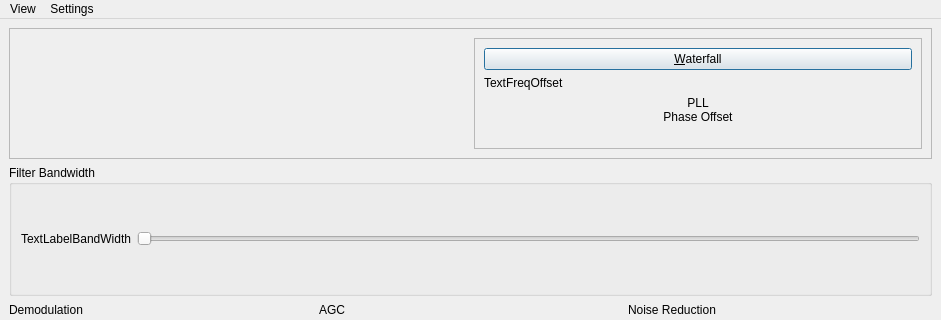
Old version of the form dream/src/GUI-QT/AMMainWindow.ui in the repository mmjee/dream-patched; both pictures show x 0 to 941 and y 0 to 320 of the 941 by 557 pixel window.
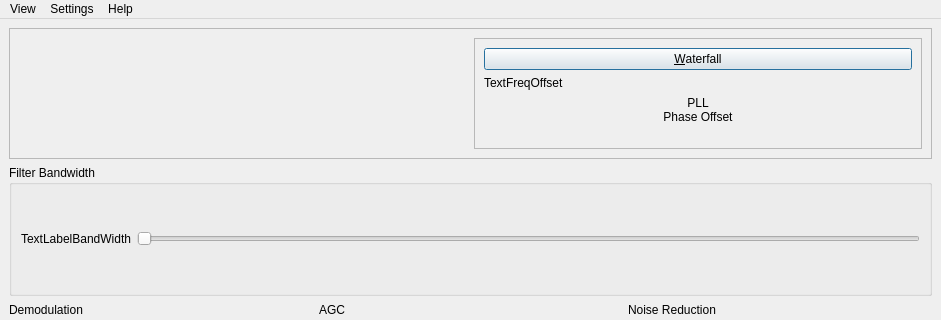
New version of the form. Icons and pictures are not drawn. Custom widgets are drawn as their Qt base class.

```diff
--- a/dream/src/GUI-QT/AMMainWindow.ui
+++ b/dream/src/GUI-QT/AMMainWindow.ui
@@ -403,8 +403,17 @@
     <addaction name="actionFM"/>
     <addaction name="actionAM"/>
    </widget>
+   <widget class="QMenu" name="menuHelp">
+    <property name="title">
+     <string>Help</string>
+    </property>
+    <addaction name="actionWhats_This"/>
+    <addaction name="separator"/>
+    <addaction name="actionAbout_Dream"/>
+   </widget>
    <addaction name="menu_View"/>
    <addaction name="menu_Settings"/>
+   <addaction name="menuHelp"/>
   </widget>
   <widget class="QStatusBar" name="statusbar"/>
   <action name="action_Stations_Dialog">
```
Left out of the diff: 13 changed lines with no effect on the pictures.
